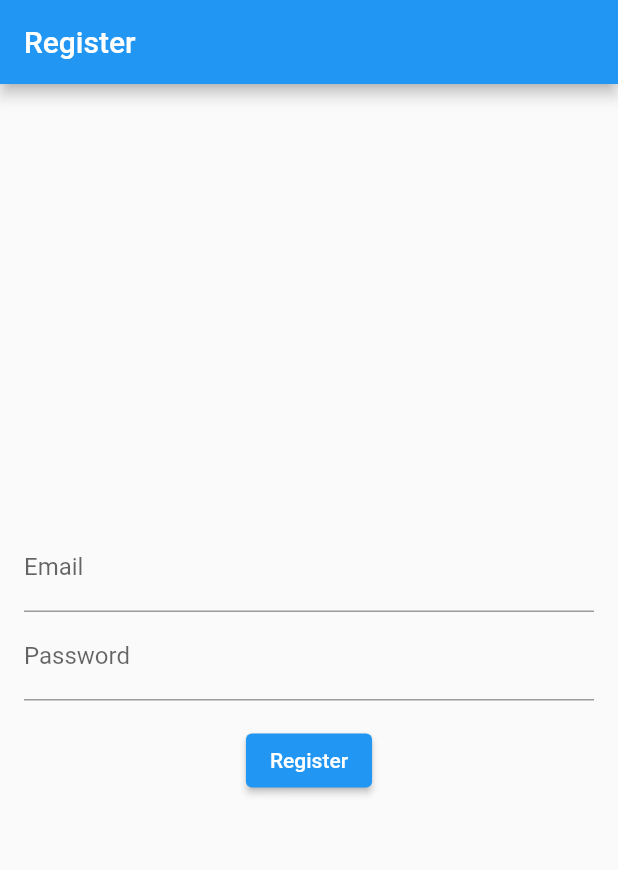
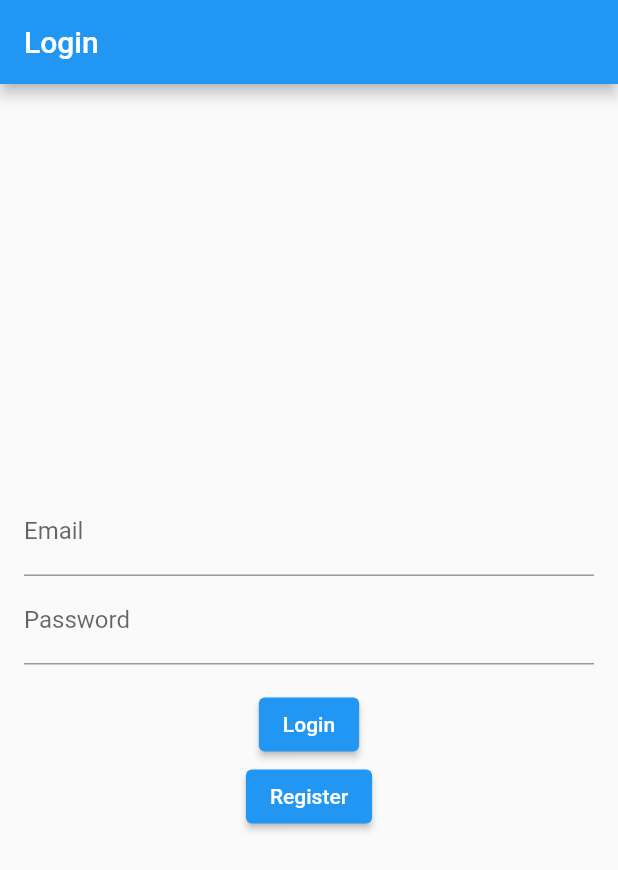
Before and after one commit to xyzaraa/mobile-zeebook, a Flutter app: the screen it shows after launch, on a phone screen of 412 x 824 dp. Shown: the top 870 px of the screen. Run offline on Flutter 3.47's test engine with Material 2 defaults, Android fonts, the phone set to English and light mode, and no system bars; our stand-ins replace firebase_auth, firebase_core, font_awesome_flutter, get, image_picker; missing offline and left inert: flutter_webview_plugin; accounts and stored records are empty.

Commit message:
update button logout

```diff
--- a/lib/app/modules/home/views/login_page.dart
+++ b/lib/app/modules/home/views/login_page.dart
@@ -1,6 +1,7 @@
 import 'package:flutter/material.dart';
 import 'package:get/get.dart';
 import 'package:second_process/app/modules/home/controllers/auth_controller.dart';
+import 'package:second_process/app/modules/home/views/register_page.dart';
 
 class LoginPage extends StatefulWidget {
   @override
@@ -55,6 +56,18 @@ class _LoginPageState extends State<LoginPage> {
                     : Text('Login'),
               );
             }),
+            Obx(() {
+              return ElevatedButton(
+                onPressed: _authController.isLoading.value
+                    ? null
+                    : () {
+                      Get.off(RegisterPage());
+                      },
+                child: _authController.isLoading.value
+                    ? CircularProgressIndicator()
+                    : Text('Register'),
+              );
+            }),
           ],
         ),
       ),
--- a/lib/app/routes/app_pages.dart
+++ b/lib/app/routes/app_pages.dart
@@ -1,4 +1,5 @@
 import 'package:get/get.dart';
+import 'package:second_process/app/modules/home/views/login_page.dart';
 // import 'package:second_process/app/modules/home/views/home_page.dart';
 import 'package:second_process/app/modules/home/views/profile_view.dart';
 import 'package:second_process/app/modules/home/views/register_page.dart';
@@ -19,7 +20,7 @@ class AppPages {
 
     GetPage(
       name: _Paths.HOME,
-      page: () => RegisterPage(),
+      page: () => LoginPage(),
       binding: HomeBinding(),
     ),
     GetPage(
```
Also changed, not shown: lib/app/modules/home/controllers/auth_controller.dart (+12 -0 lines), lib/app/modules/home/views/profile_view.dart (+6 -17 lines), lib/app/modules/home/views/register_page.dart (+13 -0 lines).
